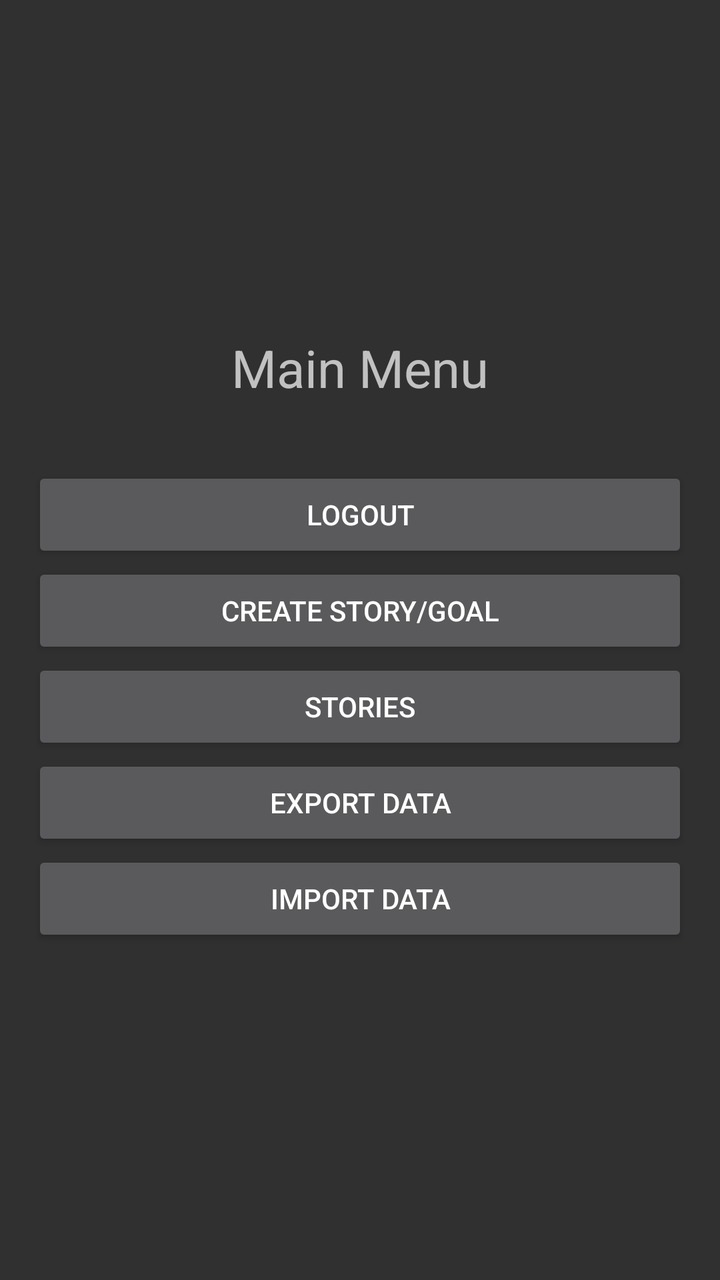
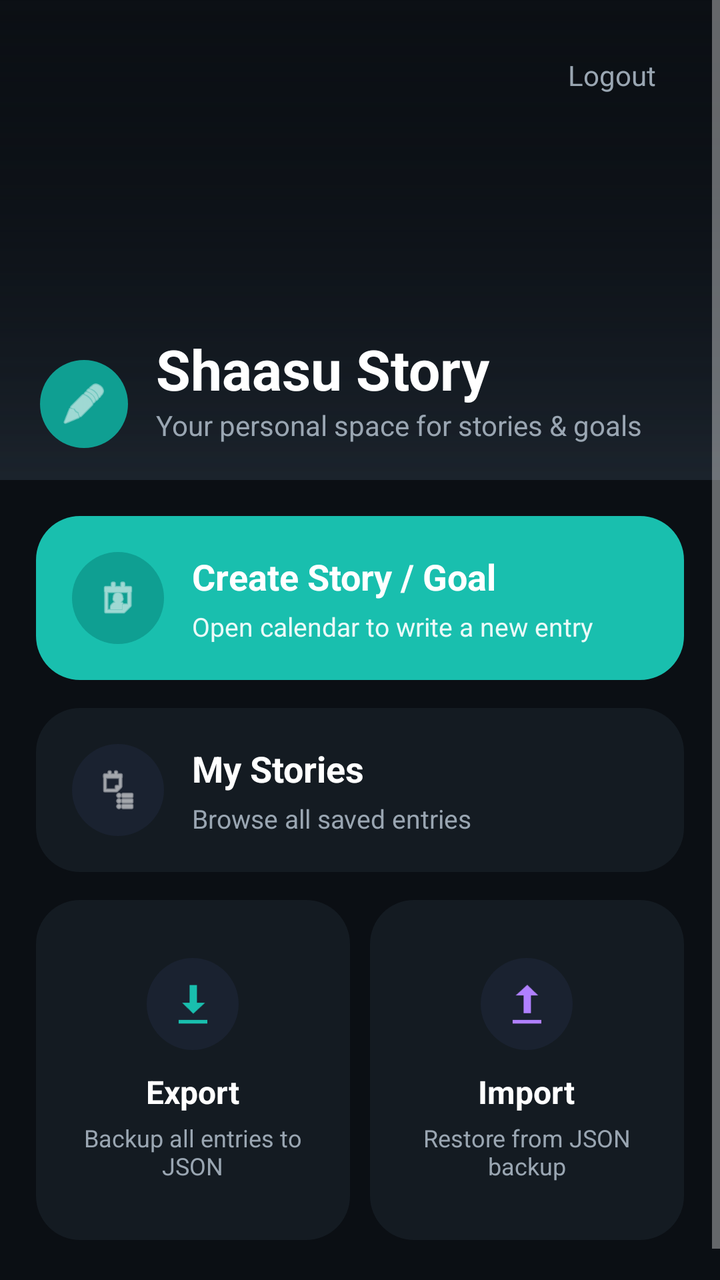

Two renders of the same Android screen: before a commit and after it. Below are the layout's source before the change and the commit's diff.
<!-- AndroidManifest.xml: application theme Theme.AppCompat.NoActionBar -->
<!-- res/layout/activity_main.xml -->
<?xml version="1.0" encoding="utf-8"?>
<LinearLayout xmlns:android="http://schemas.android.com/apk/res/android"
    android:layout_width="match_parent"
    android:layout_height="match_parent"
    android:orientation="vertical"
    android:padding="16dp"
    android:gravity="center">

    <TextView
        android:layout_width="match_parent"
        android:layout_height="wrap_content"
        android:text="Main Menu"
        android:textSize="26sp"
        android:gravity="center"
        android:layout_marginBottom="32dp" />

    <Button
        android:id="@+id/logoutButton"
        android:layout_width="match_parent"
        android:layout_height="wrap_content"
        android:text="Logout" />

    <Button
        android:id="@+id/creategoal"
        android:layout_width="match_parent"
        android:layout_height="wrap_content"
        android:text="Create Story/Goal" />

    <Button
        android:id="@+id/existingstory"
        android:layout_width="match_parent"
        android:layout_height="wrap_content"
        android:text="Stories" />

    <Button
        android:id="@+id/exportButton"
        android:layout_width="match_parent"
        android:layout_height="wrap_content"
        android:text="Export Data" />

    <Button
        android:id="@+id/importButton"
        android:layout_width="match_parent"
        android:layout_height="wrap_content"
        android:text="Import Data" />

</LinearLayout>
<!-- resources referenced by this layout -->
<resources>

</resources>

<!-- the commit's change to res/layout/activity_main.xml (unified diff, before → after) -->
@@ -1,47 +1,296 @@
 <?xml version="1.0" encoding="utf-8"?>
-<LinearLayout xmlns:android="http://schemas.android.com/apk/res/android"
+<androidx.constraintlayout.widget.ConstraintLayout xmlns:android="http://schemas.android.com/apk/res/android"
+    xmlns:app="http://schemas.android.com/apk/res-auto"
     android:layout_width="match_parent"
     android:layout_height="match_parent"
-    android:orientation="vertical"
-    android:padding="16dp"
-    android:gravity="center">
-
-    <TextView
+    android:background="@color/menu_bg">
+
+    <ScrollView
+        android:id="@+id/menuScroll"
         android:layout_width="match_parent"
-        android:layout_height="wrap_content"
-        android:text="Main Menu"
-        android:textSize="26sp"
-        android:gravity="center"
-        android:layout_marginBottom="32dp" />
-
-    <Button
-        android:id="@+id/logoutButton"
-        android:layout_width="match_parent"
-        android:layout_height="wrap_content"
-        android:text="Logout" />
-
-    <Button
-        android:id="@+id/creategoal"
-        android:layout_width="match_parent"
-        android:layout_height="wrap_content"
-        android:text="Create Story/Goal" />
-
-    <Button
-        android:id="@+id/existingstory"
-        android:layout_width="match_parent"
-        android:layout_height="wrap_content"
-        android:text="Stories" />
-
-    <Button
-        android:id="@+id/exportButton"
-        android:layout_width="match_parent"
-        android:layout_height="wrap_content"
-        android:text="Export Data" />
-
-    <Button
-        android:id="@+id/importButton"
-        android:layout_width="match_parent"
-        android:layout_height="wrap_content"
-        android:text="Import Data" />
-
-</LinearLayout>
+        android:layout_height="match_parent"
+        android:fillViewport="true">
+
+        <LinearLayout
+            android:layout_width="match_parent"
+            android:layout_height="wrap_content"
+            android:orientation="vertical">
+
+            
+            <FrameLayout
+                android:layout_width="match_parent"
+                android:layout_height="240dp">
+
+                <ImageView
+                    android:layout_width="match_parent"
+                    android:layout_height="match_parent"
+                    android:scaleType="centerCrop"
+                    android:src="@drawable/bg_menu_header_placeholder" />
+
+                <View
+                    android:layout_width="match_parent"
+                    android:layout_height="match_parent"
+                    android:background="@drawable/bg_menu_header_scrim" />
+
+                <androidx.constraintlayout.widget.ConstraintLayout
+                    android:layout_width="match_parent"
+                    android:layout_height="match_parent"
+                    android:paddingLeft="20dp"
+                    android:paddingRight="20dp"
+                    android:paddingTop="22dp"
+                    android:paddingBottom="16dp">
+
+                    <TextView
+                        android:id="@+id/logoutButton"
+                        android:layout_width="wrap_content"
+                        android:layout_height="wrap_content"
+                        android:paddingLeft="12dp"
+                        android:paddingRight="12dp"
+                        android:paddingTop="6dp"
+                        android:paddingBottom="6dp"
+                        android:text="Logout"
+                        android:textColor="@color/menu_text_secondary"
+                        android:textSize="14sp"
+                        app:layout_constraintEnd_toEndOf="parent"
+                        app:layout_constraintTop_toTopOf="parent" />
+
+                    <ImageView
+                        android:id="@+id/appIcon"
+                        android:layout_width="44dp"
+                        android:layout_height="44dp"
+                        android:background="@drawable/bg_menu_circle_teal"
+                        android:padding="10dp"
+                        android:src="@android:drawable/ic_menu_edit"
+                        android:tint="@color/menu_text_primary"
+                        app:layout_constraintBottom_toBottomOf="parent"
+                        app:layout_constraintStart_toStartOf="parent" />
+
+                    <TextView
+                        android:id="@+id/menuTitle"
+                        android:layout_width="0dp"
+                        android:layout_height="wrap_content"
+                        android:layout_marginStart="14dp"
+                        android:text="Shaasu Story"
+                        android:textColor="@color/menu_text_primary"
+                        android:textSize="28sp"
+                        android:textStyle="bold"
+                        app:layout_constraintBottom_toTopOf="@+id/menuSubtitle"
+                        app:layout_constraintEnd_toEndOf="parent"
+                        app:layout_constraintStart_toEndOf="@+id/appIcon" />
+
+                    <TextView
+                        android:id="@+id/menuSubtitle"
+                        android:layout_width="0dp"
+                        android:layout_height="wrap_content"
+                        android:layout_marginStart="14dp"
+                        android:layout_marginBottom="2dp"
+                        android:text="Your personal space for stories &amp; goals"
+                        android:textColor="@color/menu_text_secondary"
+                        android:textSize="14sp"
+                        app:layout_constraintBottom_toBottomOf="@+id/appIcon"
+                        app:layout_constraintEnd_toEndOf="parent"
+                        app:layout_constraintStart_toEndOf="@+id/appIcon" />
+
+                </androidx.constraintlayout.widget.ConstraintLayout>
+            </FrameLayout>
+
+            <LinearLayout
+                android:layout_width="match_parent"
+                android:layout_height="wrap_content"
+                android:orientation="vertical"
+                android:padding="18dp">
+
+                
+                <LinearLayout
+                    android:id="@+id/creategoal"
+                    android:layout_width="match_parent"
+                    android:layout_height="wrap_content"
+                    android:background="@drawable/bg_menu_card_teal"
+                    android:clickable="true"
+                    android:focusable="true"
+                    android:orientation="horizontal"
+                    android:padding="18dp">
+
+                    <ImageView
+                        android:layout_width="46dp"
+                        android:layout_height="46dp"
+                        android:background="@drawable/bg_menu_circle_teal"
+                        android:padding="12dp"
+                        android:src="@android:drawable/ic_menu_my_calendar"
+                        android:tint="@color/menu_text_primary" />
+
+                    <LinearLayout
+                        android:layout_width="0dp"
+                        android:layout_height="wrap_content"
+                        android:layout_marginStart="14dp"
+                        android:layout_weight="1"
+                        android:orientation="vertical">
+
+                        <TextView
+                            android:layout_width="match_parent"
+                            android:layout_height="wrap_content"
+                            android:text="Create Story / Goal"
+                            android:textColor="@color/menu_text_primary"
+                            android:textSize="18sp"
+                            android:textStyle="bold" />
+
+                        <TextView
+                            android:layout_width="match_parent"
+                            android:layout_height="wrap_content"
+                            android:layout_marginTop="4dp"
+                            android:text="Open calendar to write a new entry"
+                            android:textColor="#E9FFFFFF"
+                            android:textSize="13sp" />
+                    </LinearLayout>
+                </LinearLayout>
+
+                
+                <LinearLayout
+                    android:id="@+id/existingstory"
+                    android:layout_width="match_parent"
+                    android:layout_height="wrap_content"
+                    android:layout_marginTop="14dp"
+                    android:background="@drawable/bg_menu_card_dark"
+                    android:clickable="true"
+                    android:focusable="true"
+                    android:orientation="horizontal"
+                    android:padding="18dp">
+
+                    <ImageView
+                        android:layout_width="46dp"
+                        android:layout_height="46dp"
+                        android:background="@drawable/bg_menu_circle_dark"
+                        android:padding="12dp"
+                        android:src="@android:drawable/ic_menu_agenda"
+                        android:tint="@color/menu_text_primary" />
+
+                    <LinearLayout
+                        android:layout_width="0dp"
+                        android:layout_height="wrap_content"
+                        android:layout_marginStart="14dp"
+                        android:layout_weight="1"
+                        android:orientation="vertical">
+
+                        <TextView
+                            android:layout_width="match_parent"
+                            android:layout_height="wrap_content"
+                            android:text="My Stories"
+                            android:textColor="@color/menu_text_primary"
+                            android:textSize="18sp"
+                            android:textStyle="bold" />
+
+                        <TextView
+                            android:layout_width="match_parent"
+                            android:layout_height="wrap_content"
+                            android:layout_marginTop="4dp"
+                            android:text="Browse all saved entries"
+                            android:textColor="@color/menu_text_secondary"
+                            android:textSize="13sp" />
+                    </LinearLayout>
+                </LinearLayout>
+
+                
+                <LinearLayout
+                    android:layout_width="match_parent"
+                    android:layout_height="wrap_content"
+                    android:layout_marginTop="14dp"
+                    android:orientation="horizontal">
+
+                    <LinearLayout
+                        android:id="@+id/exportButton"
+                        android:layout_width="0dp"
+                        android:layout_height="wrap_content"
+                        android:layout_marginEnd="10dp"
+                        android:layout_weight="1"
+                        android:minHeight="170dp"
+                        android:background="@drawable/bg_menu_card_dark"
+                        android:clickable="true"
+                        android:focusable="true"
+                        android:gravity="center"
+                        android:orientation="vertical"
+                        android:padding="18dp">
+
+                        <ImageView
+                            android:layout_width="46dp"
+                            android:layout_height="46dp"
+                            android:background="@drawable/bg_menu_circle_dark"
+                            android:padding="12dp"
+                            android:src="@android:drawable/stat_sys_download"
+                            android:tint="@color/menu_teal" />
+
+                        <TextView
+                            android:layout_width="wrap_content"
+                            android:layout_height="wrap_content"
+                            android:layout_marginTop="10dp"
+                            android:text="Export"
+                            android:textColor="@color/menu_text_primary"
+                            android:textSize="16sp"
+                            android:textStyle="bold" />
+
+                        <TextView
+                            android:layout_width="wrap_content"
+                            android:layout_height="wrap_content"
+                            android:layout_marginTop="4dp"
+                            android:text="Backup all entries to JSON"
+                            android:textColor="@color/menu_text_secondary"
+                            android:textSize="12sp"
+                            android:minLines="2"
+                            android:maxLines="2"
+                            android:ellipsize="end"
+                            android:gravity="center" />
+                    </LinearLayout>
+
+                    <LinearLayout
+                        android:id="@+id/importButton"
+                        android:layout_width="0dp"
+                        android:layout_height="wrap_content"
+                        android:layout_weight="1"
+                        android:minHeight="170dp"
+                        android:background="@drawable/bg_menu_card_dark"
+                        android:clickable="true"
+                        android:focusable="true"
+                        android:gravity="center"
+                        android:orientation="vertical"
+                        android:padding="18dp">
+
+                        <ImageView
+                            android:layout_width="46dp"
+                            android:layout_height="46dp"
+                            android:background="@drawable/bg_menu_circle_dark"
+                            android:padding="12dp"
+                            android:src="@android:drawable/stat_sys_upload"
+                            android:tint="#FFB080FF" />
+
+                        <TextView
+                            android:layout_width="wrap_content"
+                            android:layout_height="wrap_content"
+                            android:layout_marginTop="10dp"
+                            android:text="Import"
+                            android:textColor="@color/menu_text_primary"
+                            android:textSize="16sp"
+                            android:textStyle="bold" />
+
+                        <TextView
+                            android:layout_width="wrap_content"
+                            android:layout_height="wrap_content"
+                            android:layout_marginTop="4dp"
+                            android:text="Restore from JSON backup"
+                            android:textColor="@color/menu_text_secondary"
+                            android:textSize="12sp"
+                            android:minLines="2"
+                            android:maxLines="2"
+                            android:ellipsize="end"
+                            android:gravity="center" />
+                    </LinearLayout>
+                </LinearLayout>
+
+                <View
+                    android:layout_width="match_parent"
+                    android:layout_height="18dp" />
+
+            </LinearLayout>
+
+        </LinearLayout>
+    </ScrollView>
+
+</androidx.constraintlayout.widget.ConstraintLayout>
<!-- resource entries referenced after the edit -->
@@ -1,5 +1,50 @@
 <!-- resources referenced by this layout -->
 <resources>
-
+  <color name="menu_bg">#FF0B0F14</color>
+  <color name="menu_teal">#FF19BFAE</color>
+  <color name="menu_text_primary">#FFFFFFFF</color>
+  <color name="menu_text_secondary">#FF9AA6B2</color>
+  <!-- drawable bg_menu_card_dark (drawable) -->
+  <?xml version="1.0" encoding="utf-8"?>
+  <shape xmlns:android="http://schemas.android.com/apk/res/android">
+      <solid android:color="@color/menu_surface" />
+      <corners android:radius="22dp" />
+  </shape>
+  <!-- drawable bg_menu_card_teal (drawable) -->
+  <?xml version="1.0" encoding="utf-8"?>
+  <shape xmlns:android="http://schemas.android.com/apk/res/android">
+      <solid android:color="@color/menu_teal" />
+      <corners android:radius="22dp" />
+  </shape>
+  <!-- drawable bg_menu_circle_dark (drawable) -->
+  <?xml version="1.0" encoding="utf-8"?>
+  <shape xmlns:android="http://schemas.android.com/apk/res/android" android:shape="oval">
+      <solid android:color="#FF1A2230" />
+  </shape>
+  <!-- drawable bg_menu_circle_teal (drawable) -->
+  <?xml version="1.0" encoding="utf-8"?>
+  <shape xmlns:android="http://schemas.android.com/apk/res/android" android:shape="oval">
+      <solid android:color="@color/menu_teal_icon_bg" />
+  </shape>
+  <!-- drawable bg_menu_header_placeholder (drawable) -->
+  <?xml version="1.0" encoding="utf-8"?>
+  <shape xmlns:android="http://schemas.android.com/apk/res/android">
+      <gradient
+          android:angle="90"
+          android:startColor="#FF1B232C"
+          android:centerColor="#FF10161D"
+          android:endColor="#FF0B0F14" />
+  </shape>
+  <!-- drawable bg_menu_header_scrim (drawable) -->
+  <?xml version="1.0" encoding="utf-8"?>
+  <shape xmlns:android="http://schemas.android.com/apk/res/android">
+      <gradient
+          android:angle="90"
+          android:startColor="#00000000"
+          android:centerColor="#7A0B0F14"
+          android:endColor="#FF0B0F14" />
+  </shape>
+  <color name="menu_surface">#FF141B22</color>
+  <color name="menu_teal_icon_bg">#FF0F9F92</color>
 </resources>
 
